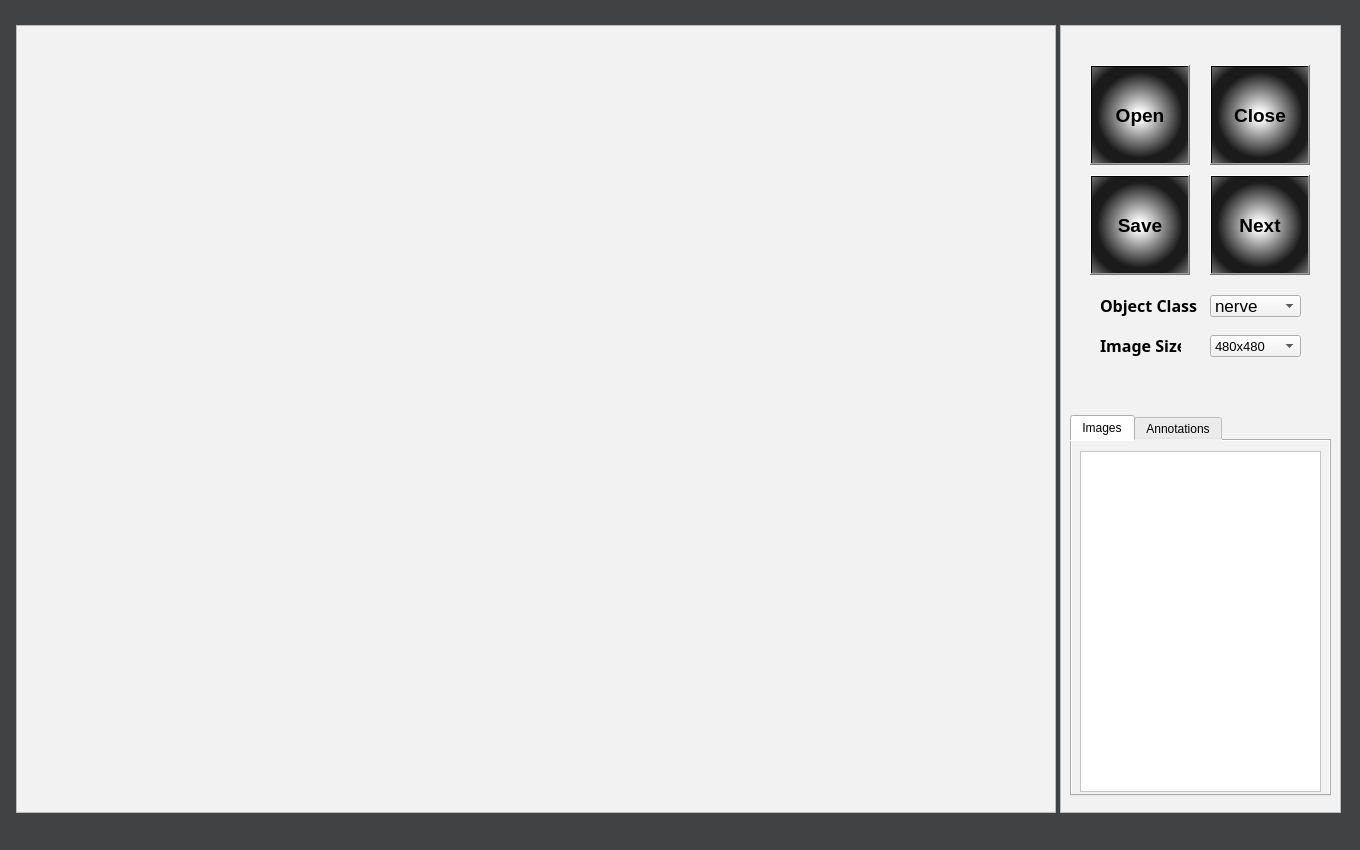
Above: ui.ui from OnTimeSir/UI_TagTrainingData before the change. Below: the same form after it.
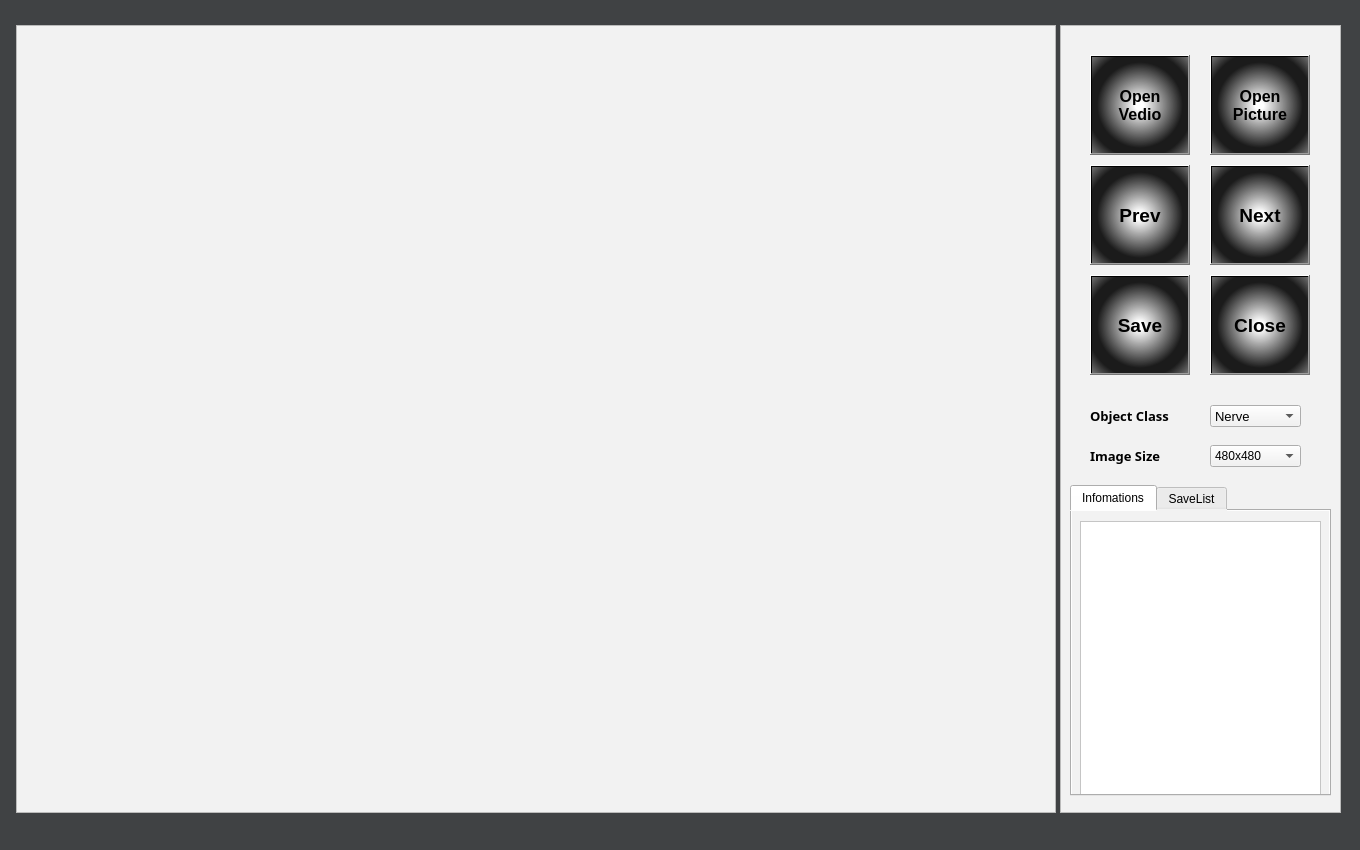
That is the form after the change.

What changed in the file:
```diff
--- a/ui.ui
+++ b/ui.ui
@@ -82,14 +82,14 @@
      <property name="geometry">
       <rect>
        <x>30</x>
-       <y>40</y>
+       <y>30</y>
        <width>100</width>
        <height>100</height>
       </rect>
      </property>
      <property name="font">
       <font>
-       <pointsize>14</pointsize>
+       <pointsize>12</pointsize>
        <weight>75</weight>
        <bold>true</bold>
       </font>
@@ -103,14 +103,15 @@
 </string>
      </property>
      <property name="text">
-      <string>Open</string>
+      <string>Open
+Vedio</string>
      </property>
     </widget>
     <widget class="QPushButton" name="NextButton">
      <property name="geometry">
       <rect>
        <x>150</x>
-       <y>150</y>
+       <y>140</y>
        <width>100</width>
        <height>100</height>
       </rect>
@@ -140,45 +141,11 @@
       <bool>false</bool>
      </property>
     </widget>
-    <widget class="QPushButton" name="SaveButton">
-     <property name="geometry">
-      <rect>
-       <x>30</x>
-       <y>150</y>
-       <width>100</width>
-       <height>100</height>
-      </rect>
-     </property>
-     <property name="font">
-      <font>
-       <pointsize>14</pointsize>
-       <weight>75</weight>
-       <bold>true</bold>
-      </font>
-     </property>
-     <property name="cursor">
-      <cursorShape>PointingHandCursor</cursorShape>
-     </property>
-     <property name="styleSheet">
-      <string notr="true">background-color: qradialgradient(spread:reflect, cx:0.5, cy:0.5, radius:0.5, fx:0.494, fy:0.506, stop:0.0852273 rgba(255, 255, 255, 255), stop:0.892045 rgba(0, 0, 0, 227));
-color: rgb(0, 0, 0);
-</string>
-     </property>
-     <property name="text">
-      <string>Save</string>
-     </property>
-     <property name="default">
-      <bool>false</bool>
-     </property>
-     <property name="flat">
-      <bool>false</bool>
-     </property>
-    </widget>
     <widget class="QComboBox" name="ClassComboBox">
      <property name="geometry">
       <rect>
        <x>150</x>
-       <y>270</y>
+       <y>380</y>
        <width>91</width>
        <height>22</height>
       </rect>
@@ -186,34 +153,34 @@
      <property name="font">
       <font>
        <family>Arial</family>
-       <pointsize>13</pointsize>
+       <pointsize>10</pointsize>
       </font>
      </property>
      <item>
       <property name="text">
-       <string>nerve</string>
+       <string>Nerve</string>
       </property>
      </item>
     </widget>
     <widget class="QLabel" name="Classlabel">
      <property name="geometry">
       <rect>
-       <x>40</x>
-       <y>270</y>
-       <width>101</width>
+       <x>30</x>
+       <y>380</y>
+       <width>111</width>
        <height>21</height>
       </rect>
      </property>
      <property name="font">
       <font>
        <family>Mongolian Baiti</family>
-       <pointsize>12</pointsize>
+       <pointsize>10</pointsize>
        <weight>75</weight>
        <bold>true</bold>
       </font>
      </property>
      <property name="autoFillBackground">
-      <bool>true</bool>
+      <bool>false</bool>
      </property>
      <property name="text">
       <string>Object Class</string>
@@ -223,7 +190,7 @@
      <property name="geometry">
       <rect>
        <x>150</x>
-       <y>40</y>
+       <y>250</y>
        <width>100</width>
        <height>100</height>
       </rect>
@@ -257,9 +224,9 @@
      <property name="geometry">
       <rect>
        <x>10</x>
-       <y>390</y>
+       <y>460</y>
        <width>261</width>
-       <height>381</height>
+       <height>311</height>
       </rect>
      </property>
      <property name="currentIndex">
@@ -267,7 +234,7 @@
      </property>
      <widget class="QWidget" name="ImgTab">
       <attribute name="title">
-       <string>Images</string>
+       <string>Infomations</string>
       </attribute>
       <widget class="QTextBrowser" name="ImgInfo">
        <property name="geometry">
@@ -296,7 +263,7 @@
      </widget>
      <widget class="QWidget" name="Tagtab">
       <attribute name="title">
-       <string>Annotations</string>
+       <string>SaveList</string>
       </attribute>
       <widget class="QTextBrowser" name="TagInfo">
        <property name="geometry">
@@ -327,16 +294,16 @@
     <widget class="QLabel" name="Sizelabel">
      <property name="geometry">
       <rect>
-       <x>40</x>
-       <y>310</y>
-       <width>81</width>
+       <x>30</x>
+       <y>420</y>
+       <width>111</width>
        <height>21</height>
       </rect>
      </property>
      <property name="font">
       <font>
        <family>Mongolian Baiti</family>
-       <pointsize>12</pointsize>
+       <pointsize>10</pointsize>
        <weight>75</weight>
        <bold>true</bold>
       </font>
@@ -352,7 +319,7 @@
      <property name="geometry">
       <rect>
        <x>150</x>
-       <y>310</y>
+       <y>420</y>
        <width>91</width>
        <height>22</height>
       </rect>
@@ -360,7 +327,7 @@
      <property name="font">
       <font>
        <family>Arial</family>
-       <pointsize>10</pointsize>
+       <pointsize>9</pointsize>
       </font>
      </property>
      <item>
@@ -369,6 +336,103 @@
       </property>
      </item>
     </widget>
+    <widget class="QPushButton" name="PrevButton">
+     <property name="geometry">
+      <rect>
+       <x>30</x>
+       <y>140</y>
+       <width>100</width>
+       <height>100</height>
+      </rect>
+     </property>
+     <property name="font">
+      <font>
+       <pointsize>14</pointsize>
+       <weight>75</weight>
+       <bold>true</bold>
+      </font>
+     </property>
+     <property name="cursor">
+      <cursorShape>PointingHandCursor</cursorShape>
+     </property>
+     <property name="styleSheet">
+      <string notr="true">background-color: qradialgradient(spread:reflect, cx:0.5, cy:0.5, radius:0.5, fx:0.494, fy:0.506, stop:0.0852273 rgba(255, 255, 255, 255), stop:0.892045 rgba(0, 0, 0, 227));
+color: rgb(0, 0, 0);
+</string>
+     </property>
+     <property name="text">
+      <string>Prev</string>
+     </property>
+     <property name="default">
+      <bool>false</bool>
+     </property>
+     <property name="flat">
+      <bool>false</bool>
+     </property>
+    </widget>
+    <widget class="QPushButton" name="OpenPictureButton">
+     <property name="geometry">
+      <rect>
+       <x>150</x>
+       <y>30</y>
+       <width>100</width>
+       <height>100</height>
+      </rect>
+     </property>
+     <property name="font">
+      <font>
+       <pointsize>12</pointsize>
+       <weight>75</weight>
+       <bold>true</bold>
+      </font>
+     </property>
+     <property name="cursor">
+      <cursorShape>PointingHandCursor</cursorShape>
+     </property>
+     <property name="styleSheet">
+      <string notr="true">background-color: qradialgradient(spread:reflect, cx:0.5, cy:0.5, radius:0.5, fx:0.494, fy:0.506, stop:0.0852273 rgba(255, 255, 255, 255), stop:0.892045 rgba(0, 0, 0, 227));
+color: rgb(0, 0, 0);
+</string>
+     </property>
+     <property name="text">
+      <string>Open
+Picture</string>
+     </property>
+    </widget>
+    <widget class="QPushButton" name="SaveButton">
+     <property name="geometry">
+      <rect>
+       <x>30</x>
+       <y>250</y>
+       <width>100</width>
+       <height>100</height>
+      </rect>
+     </property>
+     <property name="font">
+      <font>
+       <pointsize>14</pointsize>
+       <weight>75</weight>
+       <bold>true</bold>
+      </font>
+     </property>
+     <property name="cursor">
+      <cursorShape>PointingHandCursor</cursorShape>
+     </property>
+     <property name="styleSheet">
+      <string notr="true">background-color: qradialgradient(spread:reflect, cx:0.5, cy:0.5, radius:0.5, fx:0.494, fy:0.506, stop:0.0852273 rgba(255, 255, 255, 255), stop:0.892045 rgba(0, 0, 0, 227));
+color: rgb(0, 0, 0);
+</string>
+     </property>
+     <property name="text">
+      <string>Save</string>
+     </property>
+     <property name="default">
+      <bool>false</bool>
+     </property>
+     <property name="flat">
+      <bool>false</bool>
+     </property>
+    </widget>
    </widget>
   </widget>
   <widget class="QMenuBar" name="menubar">
```
Left out of the diff: 10 changed lines with no effect on the pictures.
